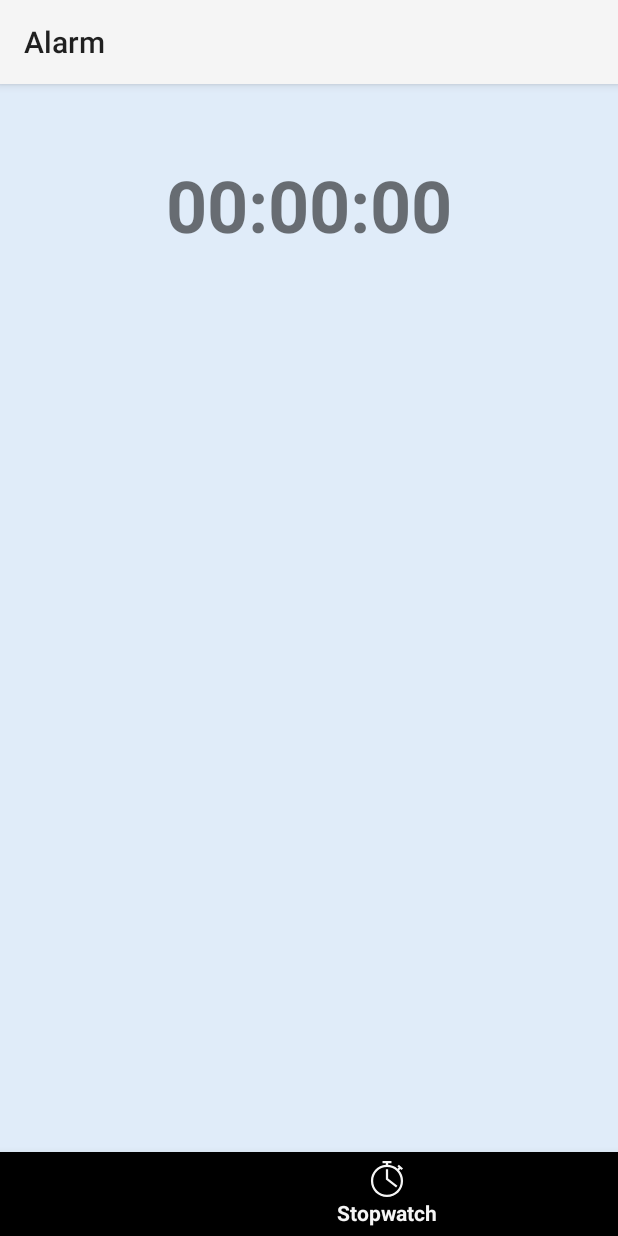
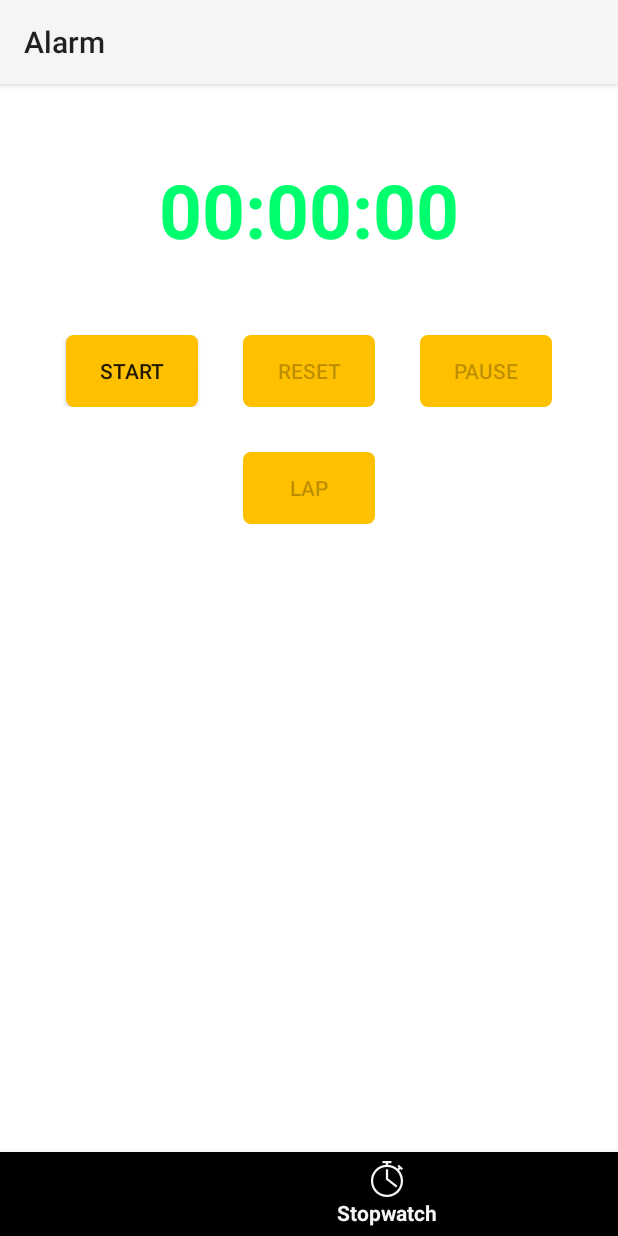
Before and after one commit to congdanh0101/AlarmApplication, an Android app: the screen it shows after launch (MainActivity), item 3 of the bottom bar chosen, on a phone screen of 412 x 824 dp. Run offline under Robolectric (Android 15) with nearby library versions, the phone set to English and light mode, and no system bars; pictures from the network do not load.

Commit message:
update StopwatchFragment

```diff
--- a/app/src/main/java/com/example/alarm/Stopwatch/StopwatchFragment.java
+++ b/app/src/main/java/com/example/alarm/Stopwatch/StopwatchFragment.java
@@ -1,21 +1,62 @@
 package com.example.alarm.Stopwatch;
 
 import android.os.Bundle;
-
-import androidx.fragment.app.Fragment;
-
+import android.os.Handler;
+import android.os.SystemClock;
 import android.view.LayoutInflater;
 import android.view.View;
 import android.view.ViewGroup;
+import android.widget.ArrayAdapter;
+import android.widget.Button;
+import android.widget.ListView;
+import android.widget.TextView;
+
+import androidx.annotation.NonNull;
+import androidx.annotation.Nullable;
+import androidx.fragment.app.Fragment;
 
 import com.example.alarm.R;
 
-/**
- * A simple {@link Fragment} subclass.
- * Use the {@link StopwatchFragment#newInstance} factory method to
- * create an instance of this fragment.
- */
+import java.util.ArrayList;
+import java.util.Arrays;
+import java.util.List;
+
+
 public class StopwatchFragment extends Fragment {
+    TextView textView;
+
+    Button start, pause, reset, lap, exit;
+
+    long MillisecondTime, StartTime, TimeBuff, UpdateTime = 0L;
+
+    Handler handler;
+
+    int Seconds, Minutes, MilliSeconds;
+    public Runnable runnable = new Runnable() {
+
+        public void run() {
+
+            MillisecondTime = SystemClock.uptimeMillis() - StartTime;
+
+            UpdateTime = TimeBuff + MillisecondTime;
+
+            Seconds = (int) (UpdateTime / 1000);
+
+            Minutes = Seconds / 60;
+
+            Seconds = Seconds % 60;
+
+            MilliSeconds = (int) (UpdateTime/10 % 100);
+
+            textView.setText(String.format("%02d",Minutes) + ":" + String.format("%02d", Seconds) + ":" + String.format("%02d", MilliSeconds));
+            handler.postDelayed(this, 0);
+        }
+
+    };
+    ListView listView;
+    String[] ListElements = new String[]{};
+    List<String> ListElementsArrayList;
+    ArrayAdapter<String> adapter;
 
     @Override
     public View onCreateView(LayoutInflater inflater, ViewGroup container,
@@ -23,4 +64,90 @@ public class StopwatchFragment extends Fragment {
         // Inflate the layout for this fragment
         return inflater.inflate(R.layout.fragment_stopwatch, container, false);
     }
+
+    @Override
+    public void onViewCreated(@NonNull View view, @Nullable Bundle savedInstanceState) {
+        super.onViewCreated(view, savedInstanceState);
+        textView = (TextView) view.findViewById(R.id.TextView);
+        start = (Button) view.findViewById(R.id.start);
+        pause = (Button) view.findViewById(R.id.pause);
+        reset = (Button) view.findViewById(R.id.reset);
+        lap = (Button) view.findViewById(R.id.lap);
+        listView = (ListView) view.findViewById(R.id.listview);
+
+        handler = new Handler();
+
+        ListElementsArrayList = new ArrayList<String>(Arrays.asList(ListElements));
+
+        adapter = new ArrayAdapter<String>(getActivity().getApplicationContext(),
+                android.R.layout.simple_list_item_1,
+                ListElementsArrayList
+        );
+
+        listView.setAdapter(adapter);
+        lap.setEnabled(false);
+        reset.setEnabled(false);
+        pause.setEnabled(false);
+
+        start.setOnClickListener(new View.OnClickListener() {
+            @Override
+            public void onClick(View view) {
+
+                StartTime = SystemClock.uptimeMillis();
+                handler.postDelayed(runnable, 0);
+                start.setEnabled(false);
+                pause.setEnabled(true);
+                reset.setEnabled(false);
+                lap.setEnabled(true);
+            }
+        });
+
+        pause.setOnClickListener(new View.OnClickListener() {
+            @Override
+            public void onClick(View view) {
+
+                TimeBuff += MillisecondTime;
+
+                handler.removeCallbacks(runnable);
+                pause.setEnabled(false);
+                reset.setEnabled(true);
+                start.setEnabled(true);
+
+            }
+        });
+
+        reset.setOnClickListener(new View.OnClickListener() {
+            @Override
+            public void onClick(View view) {
+
+                MillisecondTime = 0L;
+                StartTime = 0L;
+                TimeBuff = 0L;
+                UpdateTime = 0L;
+                Seconds = 0;
+                Minutes = 0;
+                MilliSeconds = 0;
+
+                textView.setText("00:00:00");
+
+                ListElementsArrayList.clear();
+                start.setEnabled(true);
+                reset.setEnabled(false);
+                lap.setEnabled(false);
+                adapter.notifyDataSetChanged();
+            }
+        });
+
+        lap.setOnClickListener(new View.OnClickListener() {
+            @Override
+            public void onClick(View view) {
+
+                ListElementsArrayList.add(textView.getText().toString());
+
+                adapter.notifyDataSetChanged();
+
+            }
+        });
+
+    }
 }
--- /dev/null
+++ b/app/src/main/res/drawable/button.xml
@@ -0,0 +1,5 @@
+<?xml version="1.0" encoding="utf-8"?>
+<shape xmlns:android="http://schemas.android.com/apk/res/android">
+    <corners android:radius="5dp"></corners>
+    <solid android:color="#ffc000"></solid>
+</shape>
--- a/app/src/main/res/layout/fragment_stopwatch.xml
+++ b/app/src/main/res/layout/fragment_stopwatch.xml
@@ -4,29 +4,73 @@
     android:layout_width="match_parent"
     android:layout_height="match_parent"
     xmlns:app="http://schemas.android.com/apk/res-auto"
-    tools:context=".Stopwatch.StopwatchFragment">
+    tools:context=".Stopwatch.StopwatchFragment"
+    android:background="#FFFFFF">
 
 
     <TextView
-        android:id="@+id/tv_stopwatch"
-        android:text="00:00:00"
-        android:layout_centerHorizontal="true"
-        android:layout_marginTop="48dp"
-        android:textSize="48sp"
+        android:id="@+id/TextView"
         android:layout_width="wrap_content"
         android:layout_height="wrap_content"
-        android:textStyle="bold"/>
+        android:layout_centerHorizontal="true"
+        android:layout_marginTop="50dp"
+        android:text="00:00:00"
+        android:textColor="#00FF6F"
+        android:textSize="50dp"
+        android:textStyle="bold" />
 
     <LinearLayout
-        android:id="@+id/layout_btn_stopwatch"
-        android:orientation="horizontal"
+        android:id="@+id/buttons"
         android:layout_width="match_parent"
         android:layout_height="wrap_content"
+        android:layout_below="@+id/TextView"
         android:layout_centerInParent="true"
+        android:layout_marginTop="50dp"
         android:gravity="center">
 
+        <Button
+            android:id="@+id/start"
+            android:layout_width="wrap_content"
+            android:layout_height="wrap_content"
+            android:background="@drawable/button"
+            android:text="Start" />
+
+        <Button
+            android:id="@+id/reset"
+            android:layout_width="wrap_content"
+            android:layout_height="wrap_content"
+            android:layout_marginHorizontal="30dp"
+            android:background="@drawable/button"
+            android:text="reset" />
+
+        <Button
+            android:id="@+id/pause"
+            android:layout_width="wrap_content"
+            android:layout_height="wrap_content"
+            android:background="@drawable/button"
+            android:text="Pause" />
 
     </LinearLayout>
 
+    <Button
+        android:id="@+id/lap"
+        android:layout_width="wrap_content"
+        android:layout_height="wrap_content"
+        android:background="@drawable/button"
+        android:layout_below="@id/buttons"
+        android:layout_centerHorizontal="true"
+        android:layout_marginTop="30dp"
+        android:text="Lap" />
 
+
+    <ListView
+        android:id="@+id/listview"
+        android:layout_width="match_parent"
+        android:layout_height="wrap_content"
+        android:scrollbars="vertical"
+        android:layout_below="@+id/lap"
+        android:layout_centerHorizontal="true"
+        android:layout_marginTop="12dp"
+        android:contextClickable="true"
+        android:textAlignment="center" />
 </RelativeLayout>
```
